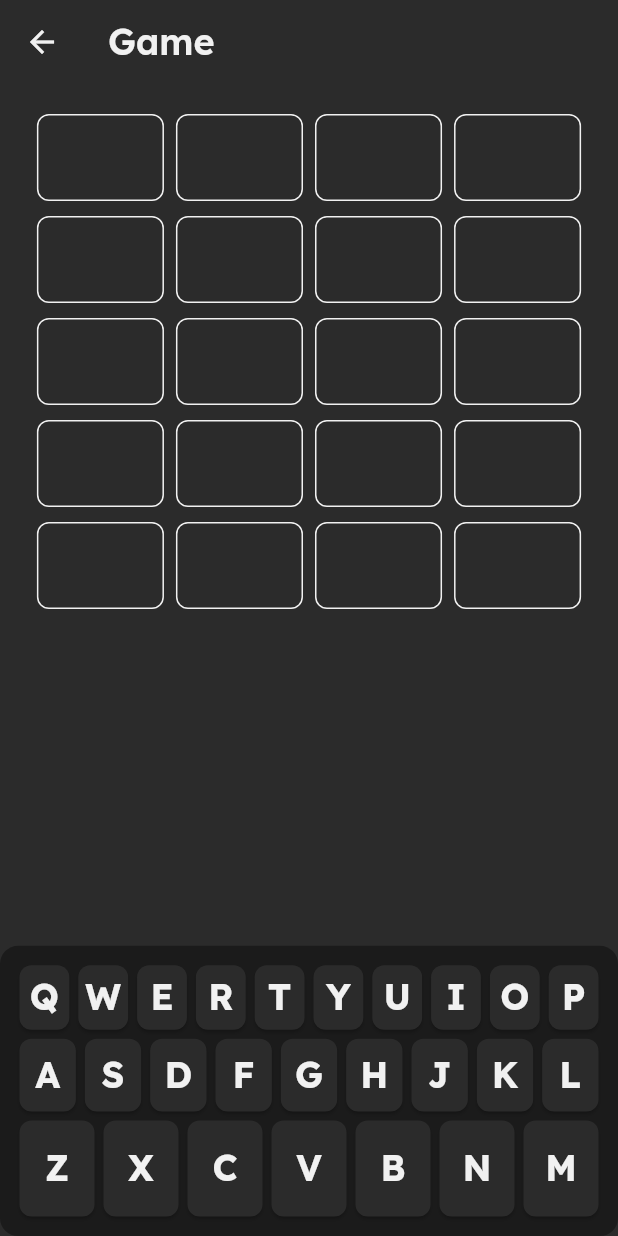
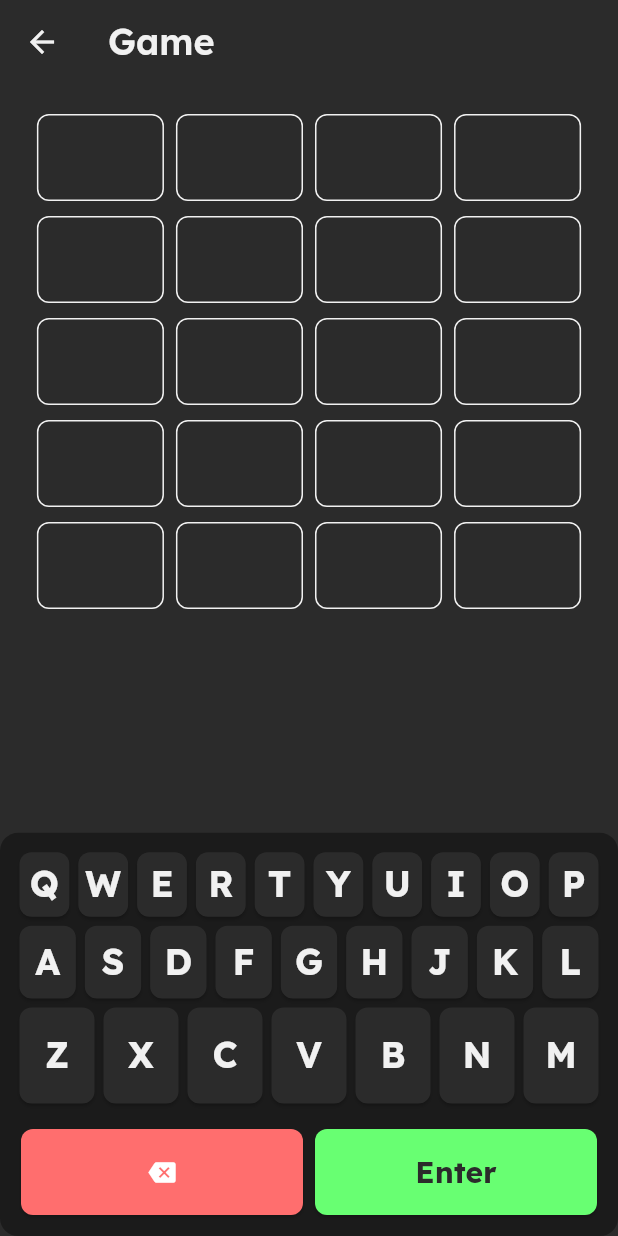
Before and after one commit to hadyaan/word_game-app, a Flutter app: the screen it shows after launch, after a tap on "Start Game", on a phone screen of 412 x 824 dp. Run offline on Flutter 3.47's test engine with Material 3 defaults, Android fonts, the phone set to English and light mode, and no system bars; our stand-ins replace flutter_bloc, get_it, go_router.

Commit message:
Implement DeleteKeyEvent handling in GameBloc and update GameKeyboard for delete and submit actions

```diff
--- a/lib/features/game/presentation/widgets/game_keyboard.dart
+++ b/lib/features/game/presentation/widgets/game_keyboard.dart
@@ -1,6 +1,7 @@
 import 'package:flutter/material.dart';
 import 'package:flutter/widgets.dart';
 import 'package:flutter_bloc/flutter_bloc.dart';
+import 'package:word_game/core/theme/app_colors.dart';
 import 'package:word_game/features/game/presentation/bloc/game_bloc.dart';
 import 'package:word_game/features/game/presentation/bloc/game_state.dart';
 
@@ -30,6 +31,8 @@ class GameKeyboard extends StatelessWidget {
             mainAxisSize: MainAxisSize.min,
             children: [
               ...rows.map((row) => _buildKeyboardRow(context, state, row)),
+              SizedBox(height: 10),
+              _buildActionRow(context, state),
             ],
           ),
         );
@@ -44,6 +47,59 @@ class GameKeyboard extends StatelessWidget {
           .split('')
           .map((key) => _buildKey(context, state, key))
           .toList(),
+    );
+  }
+
+  Widget _buildActionRow(BuildContext context, GameState state) {
+    return Row(
+      children: [
+        Expanded(
+          child: AspectRatio(
+            aspectRatio: 3,
+            child: Padding(
+              padding: const EdgeInsets.all(4),
+              child: ElevatedButton(
+                onPressed: () {
+                  onDelete();
+                },
+                style: ElevatedButton.styleFrom(
+                  backgroundColor: AppColors.red,
+                  shape: RoundedRectangleBorder(
+                    borderRadius: BorderRadius.circular(8),
+                  ),
+                ),
+                child: Icon(Icons.backspace, color: Colors.white),
+              ),
+            ),
+          ),
+        ),
+        Expanded(
+          child: AspectRatio(
+            aspectRatio: 3,
+            child: Padding(
+              padding: const EdgeInsets.all(4),
+              child: ElevatedButton(
+                onPressed: () {
+                  onSubmit();
+                },
+                style: ElevatedButton.styleFrom(
+                  backgroundColor: AppColors.green,
+                  shape: RoundedRectangleBorder(
+                    borderRadius: BorderRadius.circular(8),
+                  ),
+                ),
+                child: Text(
+                  'Enter',
+                  style: Theme.of(context).textTheme.headlineSmall?.copyWith(
+                    color: Theme.of(context).colorScheme.surface,
+                    fontWeight: FontWeight.w700,
+                  ),
+                ),
+              ),
+            ),
+          ),
+        ),
+      ],
     );
   }
 
```
Also changed, not shown: lib/features/game/presentation/bloc/game_bloc.dart (+14 -0 lines), lib/features/game/presentation/page/game_page.dart (+6 -2 lines).
